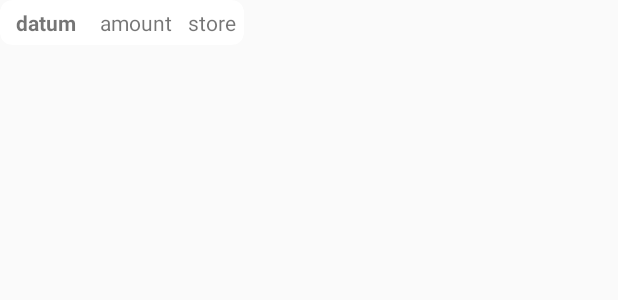
After one commit to W0utC/StudentMoneyApp, an Android app: the layout transaction_list_item.xml on its own in the app's theme, with its tools: preview values and no code run, on a phone screen of 412 x 824 dp. The commit adds this screen. Shown: the top 300 px of the screen. Run offline under Robolectric (Android 15) with nearby library versions, the phone set to English and light mode, and no system bars; network calls fail.

Commit message:
Wout V15: recyclerView 21/05

```diff
--- a/app/build.gradle
+++ b/app/build.gradle
@@ -33,6 +33,7 @@ dependencies {
     implementation 'androidx.constraintlayout:constraintlayout:1.1.3'
     implementation 'androidx.recyclerview:recyclerview:1.0.0'
     implementation 'com.github.AnyChart:AnyChart-Android:1.1.2'
+    implementation "androidx.cardview:cardview:1.0.0"
     testImplementation 'junit:junit:4.13.2'
     androidTestImplementation 'androidx.test.ext:junit:1.1.1'
     androidTestImplementation 'androidx.test.espresso:espresso-core:3.1.0'
--- /dev/null
+++ b/app/src/main/res/layout/transaction_list_item.xml
@@ -0,0 +1,49 @@
+<?xml version="1.0" encoding="utf-8"?>
+<androidx.cardview.widget.CardView xmlns:android="http://schemas.android.com/apk/res/android"
+    xmlns:app="http://schemas.android.com/apk/res-auto"
+    android:id="@+id/transaction_list_item_parent"
+    android:layout_width="wrap_content"
+    android:layout_height="wrap_content"
+    android:padding="10dp"
+    app:cardCornerRadius="8dp"
+    android:elevation="0dp"
+    app:cardElevation="0dp"
+    app:cardBackgroundColor="@color/cardview_light_background"
+    >
+
+    <RelativeLayout
+        android:layout_width="match_parent"
+        android:layout_height="match_parent">
+
+        <TextView
+            android:id="@+id/txtTransactionListDate"
+            android:layout_width="wrap_content"
+            android:layout_height="wrap_content"
+            android:layout_alignParentStart="true"
+            android:layout_marginHorizontal="5dp"
+            android:padding="5dp"
+            android:text="datum"
+            android:textStyle="bold" />
+
+        <TextView
+            android:id="@+id/txtTransactionListAmount"
+            android:layout_width="wrap_content"
+            android:layout_height="wrap_content"
+            android:layout_marginStart="0dp"
+            android:layout_toEndOf="@+id/txtTransactionListDate"
+            android:padding="5dp"
+            android:text="amount" />
+
+        <TextView
+            android:id="@+id/txtTransactionListStore"
+            android:layout_width="wrap_content"
+            android:layout_height="wrap_content"
+            android:layout_marginHorizontal="5dp"
+            android:layout_marginStart="0dp"
+            android:layout_toEndOf="@+id/txtTransactionListAmount"
+            android:padding="5dp"
+            android:text="store" />
+
+    </RelativeLayout>
+
+</androidx.cardview.widget.CardView>
--- a/app/src/main/res/layout/transaction_page.xml
+++ b/app/src/main/res/layout/transaction_page.xml
@@ -34,6 +34,7 @@
         android:textColor="@color/white"
         android:textColorHint="@color/whiteTransparent"
         android:textCursorDrawable="@color/black"
+        android:textSize="34sp"
         app:layout_constraintEnd_toEndOf="parent"
         app:layout_constraintHorizontal_bias="0.496"
         app:layout_constraintStart_toStartOf="parent"
@@ -99,7 +100,8 @@
         app:layout_constraintEnd_toEndOf="parent"
         app:layout_constraintHorizontal_bias="0.496"
         app:layout_constraintStart_toStartOf="parent"
-        app:srcCompat="@drawable/category_button" />
+        app:srcCompat="@drawable/category_button"
+        tools:ignore="SpeakableTextPresentCheck" />
 
     <TextView
         android:id="@+id/txtHead"
--- a/app/src/main/res/values/colors.xml
+++ b/app/src/main/res/values/colors.xml
@@ -13,5 +13,7 @@
     <color name="darkBlue">#3F51B5</color>
     <color name="snow">#FFFAFA</color>
     <color name="opaqueBlue">#B8CAFF</color>
+    <color name="expenseRed">#9EF0919C</color>
+    <color name="expenseGreen">#9ED87A</color>
 
 </resources>
```
Also changed, not shown: app/src/main/java/com/example/studentmoneyapp/activity/ChartsData.java (added, +10 -0 lines), app/src/main/java/com/example/studentmoneyapp/activity/MainActivity.java (+0 -25 lines), app/src/main/java/com/example/studentmoneyapp/activity/Transaction.java (+0 -9 lines), app/src/main/java/com/example/studentmoneyapp/activity/ViewData.java (+30 -1 lines), app/src/main/java/com/example/studentmoneyapp/model/SingleTransaction.java (+11 -0 lines), app/src/main/java/com/example/studentmoneyapp/model/TransactionsRecViewAdapter.java (added, +99 -0 lines), app/src/main/java/com/example/studentmoneyapp/utils/TransactionRecView.java (added, +48 -0 lines), app/src/main/res/layout/charts_data_page.xml (added, +74 -0 lines), app/src/main/res/layout/recieve_transaction_page.xml (+22 -17 lines), app/src/main/res/layout/view_data.xml (+15 -12 lines), 1 other file.
